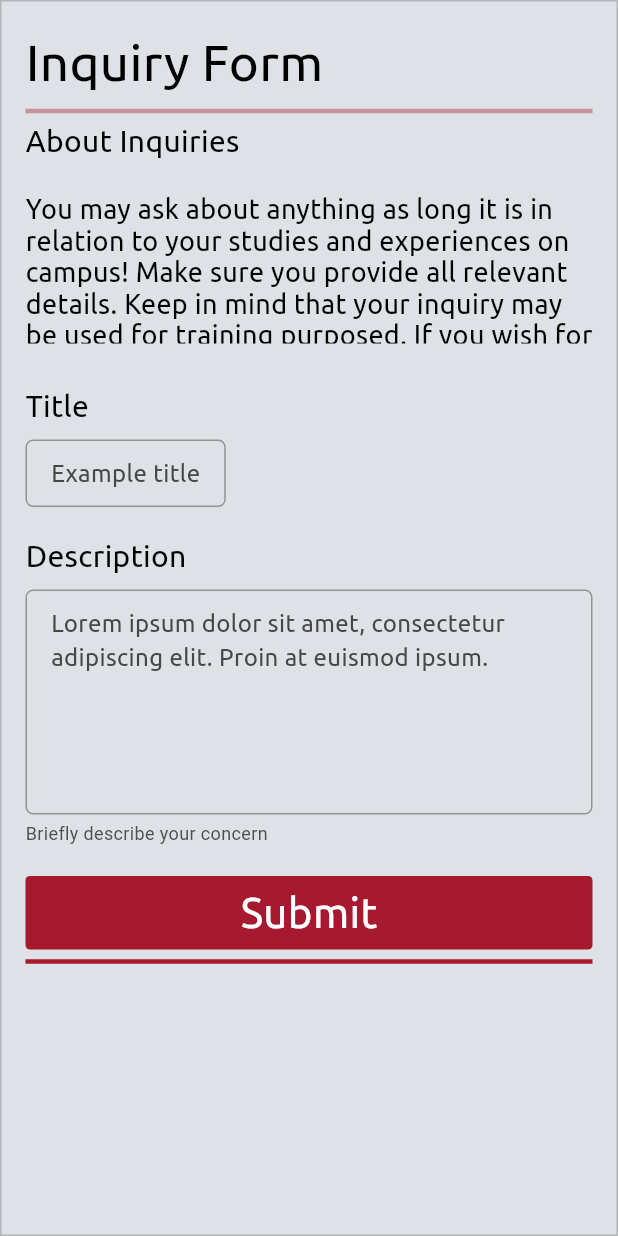
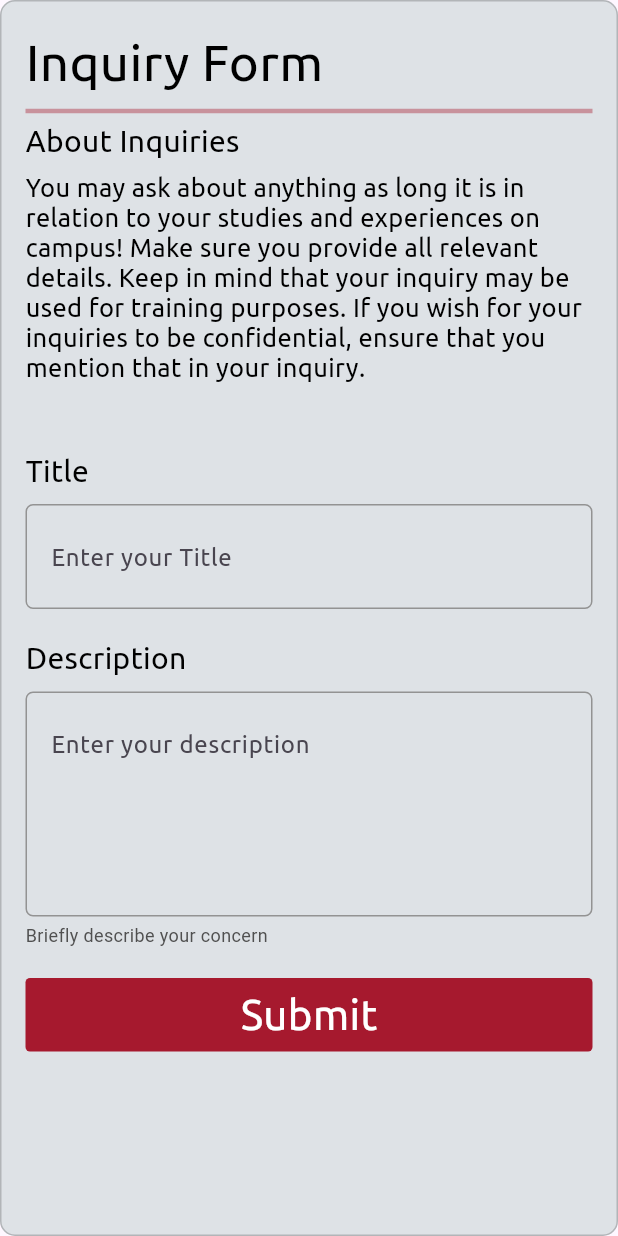
Before and after one commit to faranse82/mqpal, a Flutter app: the NewInquiry widget shown alone on an empty page, opened directly, on a phone screen of 412 x 824 dp. Run offline on Flutter 3.47's test engine with Material 3 defaults, Android fonts, the light colour scheme and no system bars; Roboto replaces fonts that are missing (Roboto Serif); project files that could hold a hidden picture were left out.

Commit message:
Implemented interactive map, made element sizes responsive to screen size of device

```diff
--- a/mqpal/lib/main.dart
+++ b/mqpal/lib/main.dart
@@ -1,12 +1,12 @@
 import 'package:flutter/material.dart';
 import 'package:mqpal/screens/home_screen.dart';
 import 'package:provider/provider.dart';
-import 'package:mqpal/expanded_provider.dart';
+import 'package:mqpal/state.dart';
 
 void main() {
   runApp(
     ChangeNotifierProvider(
-      create: (_) => ExpandedProvider(),
+      create: (_) => StateModel(),
       child: const MainApp(),
     ),
   );
--- a/mqpal/lib/widgets/inquiry.dart
+++ b/mqpal/lib/widgets/inquiry.dart
@@ -1,7 +1,19 @@
 import 'package:flutter/material.dart';
 
-class NewInquiry extends StatelessWidget {
-  Widget buildTextFieldWithLabel(String label, String hintText) {
+class NewInquiry extends StatefulWidget {
+  const NewInquiry({super.key});
+
+  @override
+  // ignore: library_private_types_in_public_api
+  _NewInquiryState createState() => _NewInquiryState();
+}
+
+class _NewInquiryState extends State<NewInquiry> {
+  final TextEditingController _titleController = TextEditingController();
+  final TextEditingController _descriptionController = TextEditingController();
+
+  Widget buildTextFieldWithLabel(
+      String label, TextEditingController controller) {
     return Column(
       crossAxisAlignment: CrossAxisAlignment.start,
       children: [
@@ -18,6 +30,7 @@ class NewInquiry extends StatelessWidget {
           ),
         ),
         Container(
+          width: double.infinity,
           decoration: ShapeDecoration(
             shape: RoundedRectangleBorder(
               side: const BorderSide(width: 1, color: Color(0xFF939393)),
@@ -25,8 +38,12 @@ class NewInquiry extends StatelessWidget {
             ),
           ),
           padding: const EdgeInsets.symmetric(horizontal: 16, vertical: 10),
-          child: Text(
-            hintText,
+          child: TextField(
+            controller: controller,
+            decoration: InputDecoration(
+              border: InputBorder.none,
+              hintText: 'Enter your $label',
+            ),
             style: const TextStyle(
               color: Color(0xFF474747),
               fontSize: 16,
@@ -64,9 +81,14 @@ class NewInquiry extends StatelessWidget {
             ),
           ),
           padding: const EdgeInsets.symmetric(horizontal: 16, vertical: 10),
-          child: const Text(
-            'Lorem ipsum dolor sit amet, consectetur adipiscing elit. Proin at euismod ipsum.',
-            style: TextStyle(
+          child: TextField(
+            controller: _descriptionController,
+            maxLines: null,
+            decoration: const InputDecoration(
+              border: InputBorder.none,
+              hintText: 'Enter your description',
+            ),
+            style: const TextStyle(
               color: Color(0xFF474747),
               fontSize: 16,
               fontFamily: 'Ubuntu',
@@ -91,14 +113,11 @@ class NewInquiry extends StatelessWidget {
   }
 
   Widget buildAboutBox() {
-    return Container(
-      width: 400,
-      height: 150,
-      child: const Column(
+    return const Column(
+      crossAxisAlignment: CrossAxisAlignment.start,
       children: [
-          SizedBox(
-            width: 400,
-            height: 37,
+        Padding(
+          padding: EdgeInsets.only(bottom: 10),
           child: Text(
             'About Inquiries',
             style: TextStyle(
@@ -110,29 +129,27 @@ class NewInquiry extends StatelessWidget {
             ),
           ),
         ),
-          SizedBox(height: 10),
-          SizedBox(
-            height: 100,
-            child: Text(
-              'You may ask about anything as long it is in relation to your studies and experiences on campus! Make sure you provide all relevant details. Keep in mind that your inquiry may be used for training purposed. If you wish for your inquiries to be confidential, ensure you tick the confidentiality box.\n',
+        Text(
+          'You may ask about anything as long it is in relation to your studies and experiences on campus! Make sure you provide all relevant details. Keep in mind that your inquiry may be used for training purposes. If you wish for your inquiries to be confidential, ensure that you mention that in your inquiry.\n',
           style: TextStyle(
             color: Colors.black,
-                fontSize: 18,
+            fontSize: 17,
             fontFamily: 'Ubuntu',
             fontWeight: FontWeight.w400,
             height: 0,
           ),
         ),
-          ),
-
       ],
-      ),
     );
   }
 
   Widget buildSubmitButton() {
-    return Container(
-      width: 154,
+    return GestureDetector(
+      onTap: () {
+        // TODO: Submit inquiry
+      },
+      child: Container(
+        width: double.infinity,
         height: 49,
         decoration: ShapeDecoration(
           color: const Color(0xFFA6192E),
@@ -149,16 +166,16 @@ class NewInquiry extends StatelessWidget {
             ),
           ),
         ),
+      ),
     );
   }
-
-  const NewInquiry({super.key});
 
   @override
   Widget build(context) {
     return Expanded(
       child: Container(
         decoration: BoxDecoration(
+          borderRadius: BorderRadius.circular(10),
           color: const Color(0xFFDEE2E6),
           border: Border.all(
             width: 1,
@@ -185,14 +202,13 @@ class NewInquiry extends StatelessWidget {
               ),
               buildAboutBox(),
               const SizedBox(height: 16),
-              buildTextFieldWithLabel('Title', 'Example title'),
+              buildTextFieldWithLabel('Title', _titleController),
               const SizedBox(height: 10),
               buildDescriptionField(),
               const SizedBox(height: 16),
               buildSubmitButton(),
-              const Divider(
-                thickness: 3,
-                color: Color(0xFFA6192E),
+              const SizedBox(
+                height: 24,
               ),
             ],
           ),
--- a/mqpal/pubspec.yaml
+++ b/mqpal/pubspec.yaml
@@ -33,3 +33,4 @@ flutter:
     - assets/fonts/
     - assets/images/coffee.png
     - assets/images/
+    - assets/images/mq-campus-map.png
```
Also changed, not shown: mqpal/lib/expanded_provider.dart (deleted, +0 -11 lines), mqpal/lib/screens/home_screen.dart (+99 -44 lines), mqpal/lib/state.dart (added, +23 -0 lines), mqpal/lib/widgets/map.dart (added, +64 -0 lines), mqpal/assets/images/close.png (added), mqpal/assets/images/map.png (added), mqpal/assets/images/mq-campus-map.png (added), 1 other file. Lines whose indentation alone changed are shown as unchanged.
